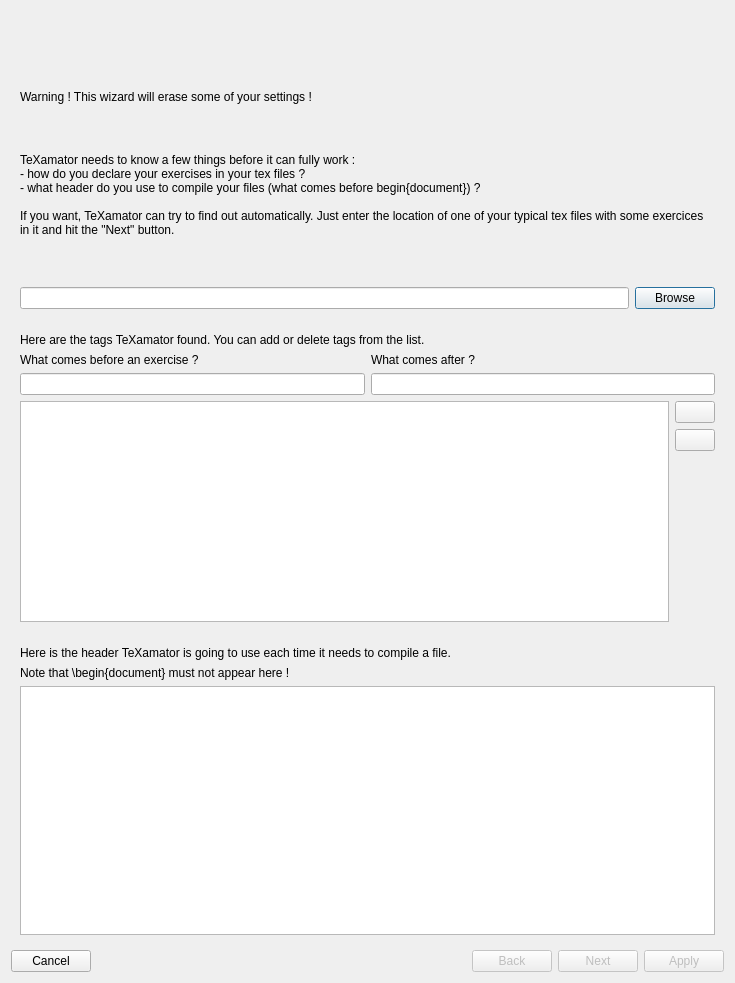
Old version of the form ui_files/wizard.ui in the repository alexisflesch/texamator.
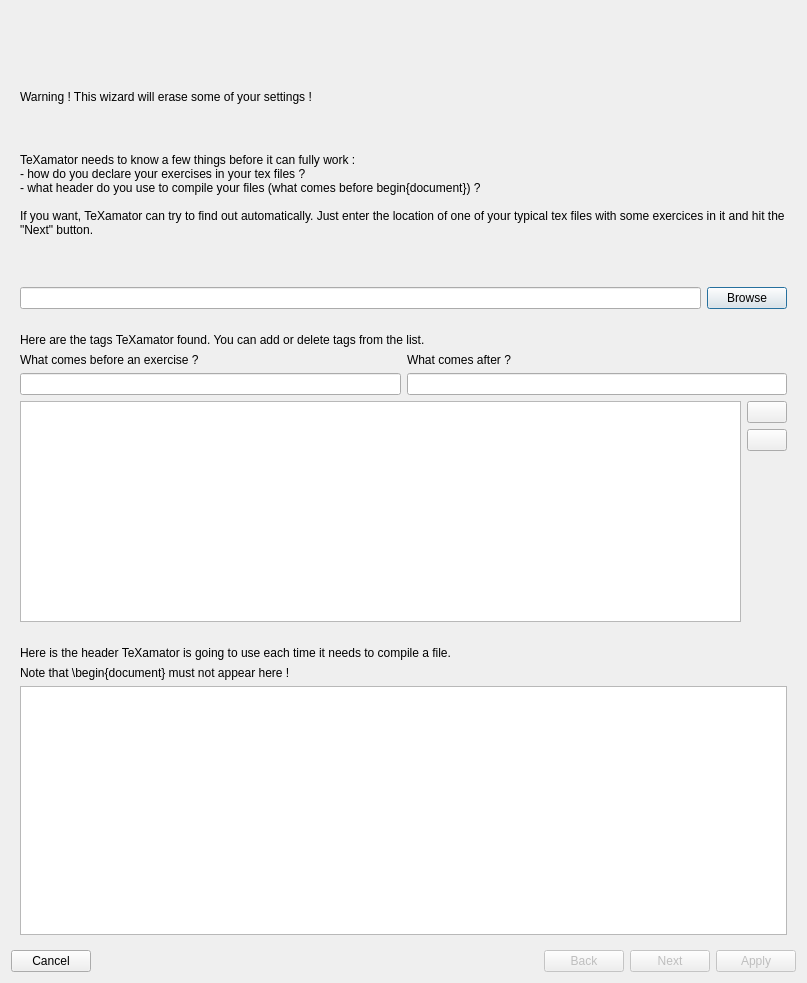
New version of the form. Icons and pictures are not drawn.

Patch:
```diff
--- a/ui_files/wizard.ui
+++ b/ui_files/wizard.ui
@@ -6,7 +6,7 @@
    <rect>
     <x>0</x>
     <y>0</y>
-    <width>735</width>
+    <width>807</width>
     <height>983</height>
    </rect>
   </property>
```
